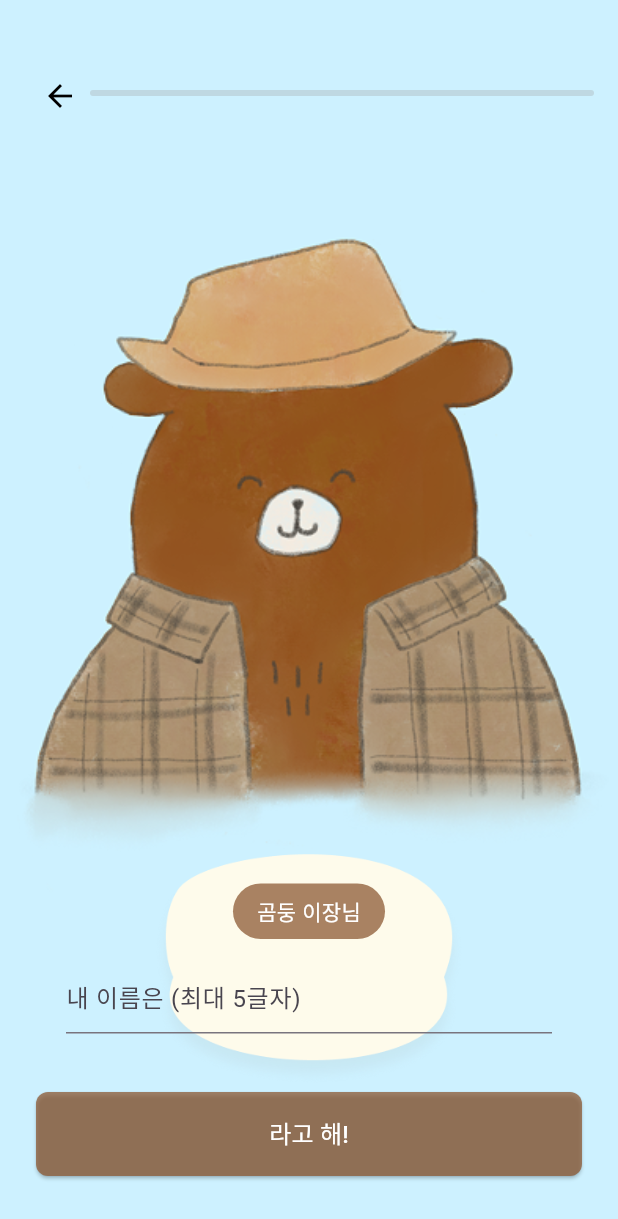
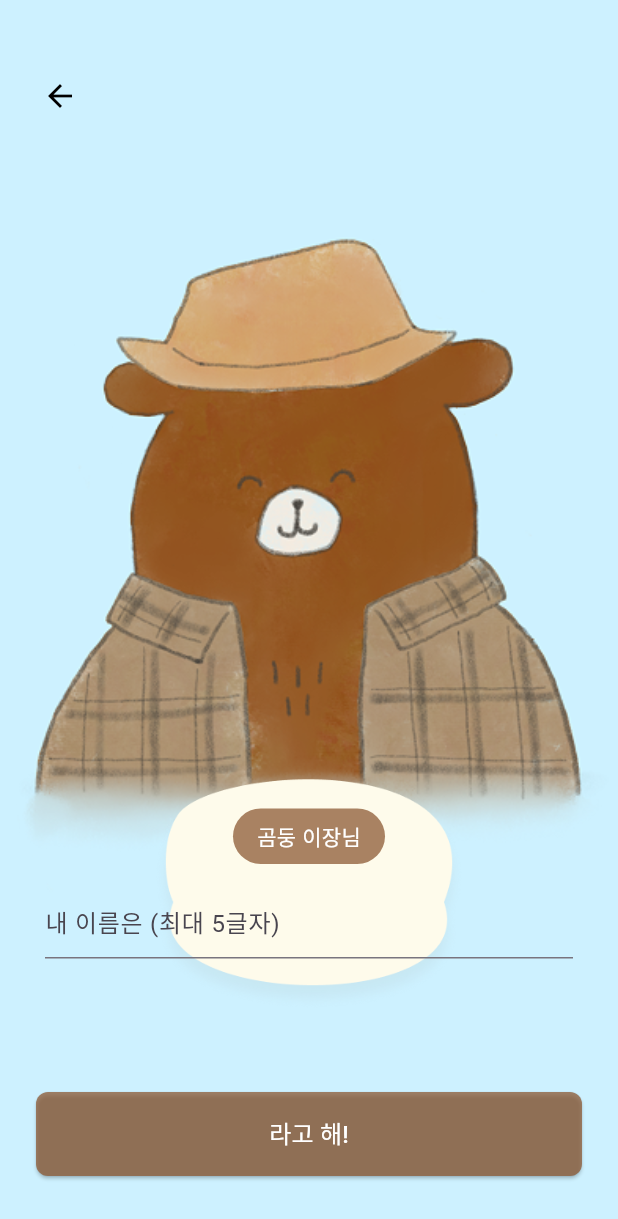
Before and after one commit to MalHaeDo/MalHaeDo_front, a Flutter app: the screen it shows after launch, on a phone screen of 412 x 824 dp. Shown: the top 1219 px of the screen. Run offline on Flutter 3.47's test engine with Material 3 defaults, Android fonts, the light colour scheme and no system bars; our stand-ins replace flutter_svg.

Commit message:
fix: 디자인 수정

```diff
--- a/lib/screens/Onboarding.dart
+++ b/lib/screens/Onboarding.dart
@@ -6,7 +6,7 @@ class FixedBackgroundProgressView extends StatefulWidget {
 }
 
 class _FixedBackgroundProgressViewState extends State<FixedBackgroundProgressView> {
-  final int _totalPages = 5;
+  final int _totalPages = 6;
   int _currentPage = 0;
   double _progress = 0.0;
 
@@ -89,15 +89,11 @@ class _FixedBackgroundProgressViewState extends State<FixedBackgroundProgressVie
             ),
           ),
           Positioned(
-            top: 60,
-            left: 60,
-            right: 16,
+            bottom: 0,
+            left: 20,
+            right: 20,
             child: Container(
-              height: 4,
-              decoration: BoxDecoration(
-                color: Colors.grey.withOpacity(0.3),
-                borderRadius: BorderRadius.circular(2),
-              ),
+              padding: EdgeInsets.fromLTRB(20, 30, 20, 30),
               child: FractionallySizedBox(
                 alignment: Alignment.centerLeft,
                 widthFactor: _progress,
@@ -111,9 +107,9 @@ class _FixedBackgroundProgressViewState extends State<FixedBackgroundProgressVie
             ),
           ),
           Positioned(
-            bottom: 100,
-            left: 24,
-            right: 24,
+            bottom: 150,
+            left: 10,
+            right: 10,
             child: Container(
               padding: EdgeInsets.all(20),
               decoration: BoxDecoration(
@@ -124,6 +120,7 @@ class _FixedBackgroundProgressViewState extends State<FixedBackgroundProgressVie
               ),
               constraints: BoxConstraints(
                 maxWidth: 1000,
+                maxHeight: double.infinity,
               ),
               child: Column(
                 children: [
```
